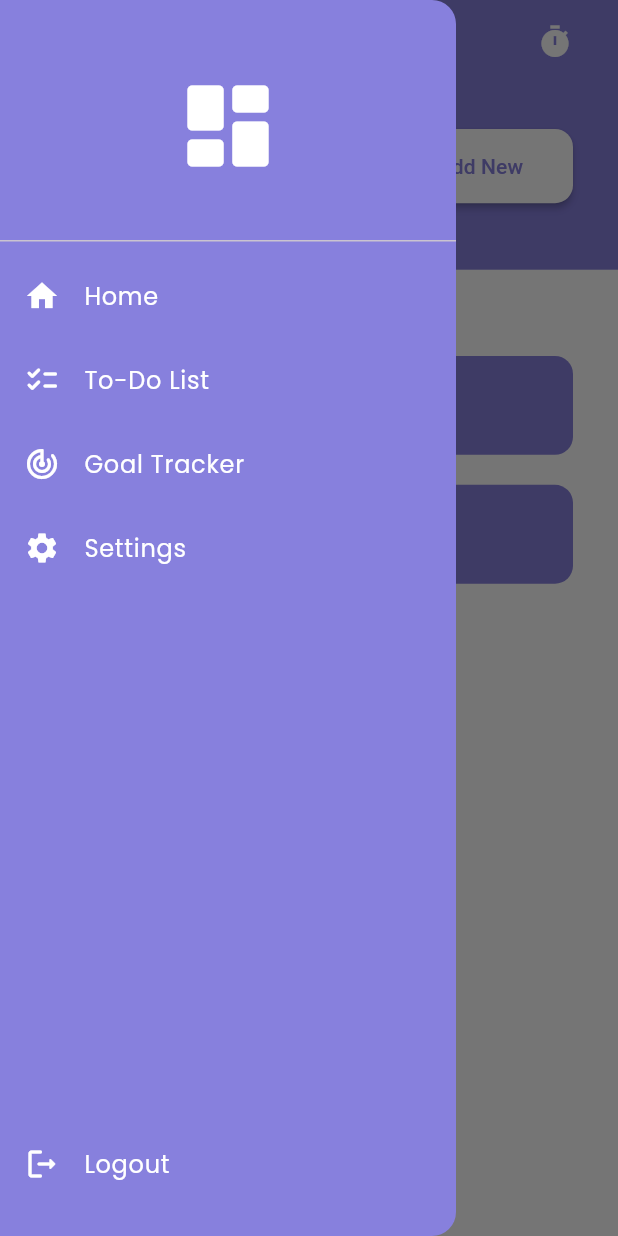
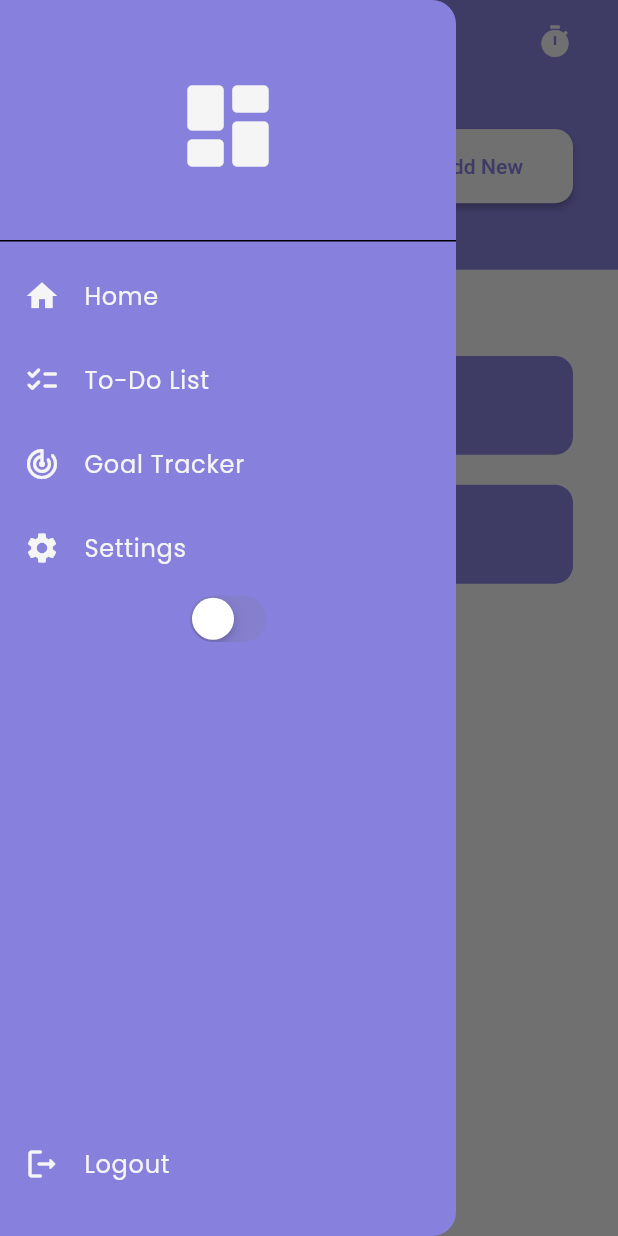
Before and after one commit to GLartey97/todo_app, a Flutter app: the screen it shows after launch, with the side drawer open, on a phone screen of 412 x 824 dp. Run offline on Flutter 3.47's test engine with Material 3 defaults, Android fonts, the phone set to English and light mode, and no system bars; drawn by our look-alikes of flutter_slidable; our stand-ins replace hive_flutter; accounts and stored records are empty; project files that could hold a hidden picture were left out.

Commit message:
Themes added, will be tweeking in the future

```diff
--- a/lib/main.dart
+++ b/lib/main.dart
@@ -1,6 +1,8 @@
 import 'package:flutter/material.dart';
 import 'package:hive_flutter/hive_flutter.dart';
+import 'package:provider/provider.dart';
 import 'package:todo_app/pages/SplashScreens/splashscreen1.dart';
+import 'package:todo_app/themes/theme_provider.dart';
 
 void main(List<String> args) async {
   //initiate the hive
@@ -9,7 +11,12 @@ void main(List<String> args) async {
   //open a box
   await Hive.openBox('mybox');
 
-  runApp(const MyApp());
+  runApp(
+    ChangeNotifierProvider(
+      create: (context) => ThemeProvider(),
+      child: const MyApp(),
+    ),
+  );
 }
 
 class MyApp extends StatelessWidget {
@@ -17,8 +24,9 @@ class MyApp extends StatelessWidget {
 
   @override
   Widget build(BuildContext context) {
-    return const MaterialApp(
-      home: SplashScreen1(),
+    return MaterialApp(
+      theme: Provider.of<ThemeProvider>(context).themeData,
+      home: const SplashScreen1(),
     );
   }
 }
--- a/lib/pages/homepage.dart
+++ b/lib/pages/homepage.dart
@@ -31,7 +31,6 @@ class _HomepageState extends State<Homepage> {
     super.initState();
   }
 
-  Color primaryColor = const Color(0xff8780dd);
   final _controller = TextEditingController();
 
   //DateTime date = DateTime.now();
@@ -108,32 +107,34 @@ class _HomepageState extends State<Homepage> {
 
     return Scaffold(
       appBar: AppBar(
-        backgroundColor: primaryColor,
-        iconTheme: const IconThemeData(color: Colors.white),
+        backgroundColor: Theme.of(context).colorScheme.surface,
+        iconTheme: IconThemeData(color: Theme.of(context).colorScheme.primary),
         title: Text(
           formattedDate,
-          style: const TextStyle(color: Colors.white, fontFamily: 'Montserrat'),
+          style: TextStyle(
+              color: Theme.of(context).colorScheme.primary,
+              fontFamily: 'Montserrat'),
         ),
         centerTitle: true,
-        actions: const [
+        actions: [
           Padding(
-            padding: EdgeInsets.only(right: 30),
+            padding: const EdgeInsets.only(right: 30),
             child: Icon(
               Icons.timer,
-              color: Colors.white,
+              color: Theme.of(context).colorScheme.primary,
             ),
           ),
         ],
         elevation: 0,
       ),
-      drawer: MyDrawer(),
+      drawer: const MyDrawer(),
       body: Stack(
         children: [
           //Background
           Container(
             height: deviceHeight,
             width: deviceWidth,
-            color: primaryColor,
+            color: Theme.of(context).colorScheme.surface,
           ),
 
           //Top Layer Items
@@ -142,12 +143,12 @@ class _HomepageState extends State<Homepage> {
             child: Row(
               mainAxisAlignment: MainAxisAlignment.spaceBetween,
               children: [
-                const Padding(
-                  padding: EdgeInsets.only(bottom: 20),
+                Padding(
+                  padding: const EdgeInsets.only(bottom: 20),
                   child: Text(
                     "Today",
                     style: TextStyle(
-                        color: Colors.white,
+                        color: Theme.of(context).colorScheme.primary,
                         fontSize: 18,
                         fontWeight: FontWeight.w500,
                         fontFamily: 'PT_Sans'),
@@ -156,14 +157,15 @@ class _HomepageState extends State<Homepage> {
                 MaterialButton(
                   height: deviceHeight * 0.06,
                   minWidth: deviceWidth * 0.3,
-                  color: Colors.white,
+                  color: Theme.of(context).colorScheme.primary,
                   shape: RoundedRectangleBorder(
                     borderRadius: BorderRadius.circular(12),
                   ),
                   onPressed: createNewTask,
                   child: Text(
                     'Add New',
-                    style: TextStyle(color: primaryColor),
+                    style:
+                        TextStyle(color: Theme.of(context).colorScheme.surface),
                   ),
                 ),
               ],
@@ -175,8 +177,8 @@ class _HomepageState extends State<Homepage> {
             padding: const EdgeInsets.only(top: 58, left: 30),
             child: Text(
               "${db.toDoList.length} Tasks",
-              style: const TextStyle(
-                color: Colors.white,
+              style: TextStyle(
+                color: Theme.of(context).colorScheme.primary,
                 fontSize: 11,
                 fontWeight: FontWeight.w200,
               ),
@@ -192,7 +194,8 @@ class _HomepageState extends State<Homepage> {
               child: Container(
                 height: deviceHeight * 0.80,
                 width: deviceWidth,
-                decoration: const BoxDecoration(color: Colors.white),
+                decoration:
+                    BoxDecoration(color: Theme.of(context).colorScheme.primary),
               ),
             ),
           ),
--- /dev/null
+++ b/lib/themes/theme_provider.dart
@@ -0,0 +1,28 @@
+import 'package:flutter/material.dart';
+import 'package:todo_app/themes/themes.dart';
+
+class ThemeProvider extends ChangeNotifier {
+  //initially, lightmode
+  ThemeData _themeData = lightMode;
+
+  //get current theme
+  ThemeData get themeData => _themeData;
+
+  //is current theme dark
+  bool get isDarkMode => _themeData == darkMode;
+
+  //set theme
+  set themeData(ThemeData themeData) {
+    _themeData = themeData;
+    notifyListeners();
+  }
+
+  //toggle theme
+  void toggleTheme() {
+    if (_themeData == lightMode) {
+      themeData = darkMode;
+    } else {
+      themeData = lightMode;
+    }
+  }
+}
--- /dev/null
+++ b/lib/themes/themes.dart
@@ -0,0 +1,21 @@
+import 'package:flutter/material.dart';
+
+ThemeData lightMode = ThemeData(
+  colorScheme: ColorScheme.light(
+    surface: const Color(0xff8780dd),
+    primary: Colors.grey.shade100,
+    secondary: Colors.grey.shade500,
+    tertiary: Colors.grey.shade200,
+    inversePrimary: Colors.grey.shade900,
+  ),
+);
+
+ThemeData darkMode = ThemeData(
+  colorScheme: ColorScheme.dark(
+    surface: const Color(0xff5a4a9e),
+    primary: Colors.grey.shade900,
+    secondary: Colors.grey.shade600,
+    tertiary: Colors.grey.shade700,
+    inversePrimary: Colors.grey.shade100,
+  ),
+);
--- a/lib/utils/drawer.dart
+++ b/lib/utils/drawer.dart
@@ -1,26 +1,27 @@
+import 'package:flutter/cupertino.dart';
 import 'package:flutter/material.dart';
+import 'package:provider/provider.dart';
+import 'package:todo_app/themes/theme_provider.dart';
 
 // ignore: must_be_immutable
 class MyDrawer extends StatelessWidget {
-  MyDrawer({super.key});
-
-  Color primaryColor = const Color(0xff8780dd);
+  const MyDrawer({super.key});
 
   @override
   Widget build(BuildContext context) {
     return Drawer(
-      backgroundColor: primaryColor,
+      backgroundColor: Theme.of(context).colorScheme.surface,
       child: Column(
         mainAxisAlignment: MainAxisAlignment.spaceBetween,
         children: [
           Column(
             children: [
               //logo
-              const DrawerHeader(
+              DrawerHeader(
                 child: Center(
                   child: Icon(
                     Icons.dashboard_rounded,
-                    color: Colors.white,
+                    color: Theme.of(context).colorScheme.primary,
                     size: 72,
                   ),
                 ),
@@ -28,14 +29,14 @@ class MyDrawer extends StatelessWidget {
 
               //dashboard
               ListTile(
-                leading: const Icon(
+                leading: Icon(
                   Icons.home,
-                  color: Colors.white,
+                  color: Theme.of(context).colorScheme.primary,
                 ),
-                title: const Text(
+                title: Text(
                   "Home",
                   style: TextStyle(
-                    color: Colors.white,
+                    color: Theme.of(context).colorScheme.primary,
                     fontFamily: 'Poppins',
                   ),
                 ),
@@ -46,14 +47,14 @@ class MyDrawer extends StatelessWidget {
 
               //ToDo Task
               ListTile(
-                leading: const Icon(
+                leading: Icon(
                   Icons.checklist_rounded,
-                  color: Colors.white,
+                  color: Theme.of(context).colorScheme.primary,
                 ),
-                title: const Text(
+                title: Text(
                   "To-Do List",
                   style: TextStyle(
-                    color: Colors.white,
+                    color: Theme.of(context).colorScheme.primary,
                     fontFamily: 'Poppins',
                   ),
                 ),
@@ -62,14 +63,14 @@ class MyDrawer extends StatelessWidget {
 
               //Goal Tracker
               ListTile(
-                leading: const Icon(
+                leading: Icon(
                   Icons.track_changes_rounded,
-                  color: Colors.white,
+                  color: Theme.of(context).colorScheme.primary,
                 ),
-                title: const Text(
+                title: Text(
                   "Goal Tracker",
                   style: TextStyle(
-                    color: Colors.white,
+                    color: Theme.of(context).colorScheme.primary,
                     fontFamily: 'Poppins',
                   ),
                 ),
@@ -78,18 +79,25 @@ class MyDrawer extends StatelessWidget {
 
               //Settings
               ListTile(
-                leading: const Icon(
+                leading: Icon(
                   Icons.settings,
-                  color: Colors.white,
+                  color: Theme.of(context).colorScheme.primary,
                 ),
-                title: const Text(
+                title: Text(
                   "Settings",
                   style: TextStyle(
-                    color: Colors.white,
+                    color: Theme.of(context).colorScheme.primary,
                     fontFamily: 'Poppins',
                   ),
                 ),
                 onTap: () {},
+              ),
+
+              CupertinoSwitch(
+                value: Provider.of<ThemeProvider>(context).isDarkMode,
+                onChanged: (value) =>
+                    Provider.of<ThemeProvider>(context, listen: false)
+                        .toggleTheme(),
               ),
             ],
           ),
@@ -98,14 +106,14 @@ class MyDrawer extends StatelessWidget {
           Padding(
             padding: const EdgeInsets.only(bottom: 20),
             child: ListTile(
-              leading: const Icon(
+              leading: Icon(
                 Icons.logout_rounded,
-                color: Colors.white,
+                color: Theme.of(context).colorScheme.primary,
               ),
-              title: const Text(
+              title: Text(
                 "Logout",
                 style: TextStyle(
-                  color: Colors.white,
+                  color: Theme.of(context).colorScheme.primary,
                   fontFamily: 'Poppins',
                 ),
               ),
--- a/lib/utils/todo_tiles.dart
+++ b/lib/utils/todo_tiles.dart
@@ -30,14 +30,14 @@ class ToDoTile extends StatelessWidget {
               onPressed: updateFunction,
               icon: Icons.edit,
               foregroundColor: Colors.grey.shade500,
-              backgroundColor: Colors.white,
+              backgroundColor: Theme.of(context).colorScheme.primary,
               borderRadius: BorderRadius.circular(12),
             ),
             SlidableAction(
               onPressed: deleteFunction,
               icon: Icons.delete,
               foregroundColor: Colors.red.shade300,
-              backgroundColor: Colors.white,
+              backgroundColor: Theme.of(context).colorScheme.primary,
               borderRadius: BorderRadius.circular(12),
             ),
           ],
@@ -46,7 +46,7 @@ class ToDoTile extends StatelessWidget {
           height: deviceHeight * 0.08,
           width: deviceWidth,
           decoration: BoxDecoration(
-            color: primaryColor,
+            color: Theme.of(context).colorScheme.surface,
             borderRadius: BorderRadius.circular(12),
           ),
           child: Padding(
@@ -58,7 +58,7 @@ class ToDoTile extends StatelessWidget {
                 Text(
                   taskName,
                   style: TextStyle(
-                    color: Colors.white,
+                    color: Theme.of(context).colorScheme.primary,
                     fontFamily: 'Poppins',
                     decoration: taskCompleted
                         ? TextDecoration.lineThrough
--- a/pubspec.yaml
+++ b/pubspec.yaml
@@ -40,6 +40,7 @@ dependencies:
   # Use with the CupertinoIcons class for iOS style icons.
   cupertino_icons: ^1.0.8
   flutter_slidable: ^3.1.0
+  provider: ^6.1.2
 
 dev_dependencies:
   flutter_test:
```
Also changed, not shown: pubspec.lock.
